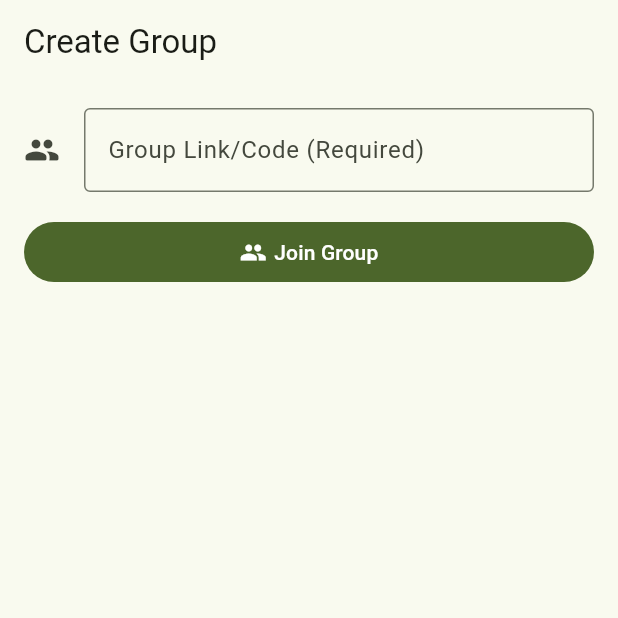
After one commit to phougt/HealthCord, a Flutter app: the JoinGroupScreen screen opened by its route, after a tap on "Join Group", on a phone screen of 412 x 824 dp, the top half of it. The commit adds this screen. Run offline on Flutter 3.47's test engine with Material 3 defaults, Android fonts, the phone set to English and light mode, and no system bars; our stand-ins replace dio, flutter_secure_storage, freezed_annotation, go_router, image_picker; accounts and stored records are empty; network calls fail.

Commit message:
Add join group functionality with UI and ViewModel integration

```diff
--- a/lib/configs/router_config.dart
+++ b/lib/configs/router_config.dart
@@ -3,10 +3,12 @@ import "package:family_health_record/repositories/auth/auth_repository.dart";
 import "package:family_health_record/repositories/group/group_repository.dart";
 import "package:family_health_record/screens/create_group_screen.dart";
 import "package:family_health_record/screens/home_screen.dart";
+import "package:family_health_record/screens/join_group_screen.dart";
 import "package:family_health_record/screens/login_screen.dart";
 import "package:family_health_record/screens/signup_screen.dart";
 import "package:family_health_record/screens/splash_screen.dart";
 import 'package:family_health_record/viewModels/create_group_viewmodel.dart';
+import "package:family_health_record/viewModels/join_group_viewmodel.dart";
 import "package:family_health_record/viewmodels/signup_viewmodel.dart";
 import "package:go_router/go_router.dart";
 import "package:image_picker/image_picker.dart";
@@ -76,6 +78,20 @@ final GoRouter rootRouter = GoRouter(
       },
       name: 'createGroupScreen',
     ),
+    GoRoute(
+      path: '/joinGroup',
+      builder: (context, state) {
+        return ChangeNotifierProvider(
+          create: (context) {
+            return JoinGroupViewModel(
+              groupRepository: context.read<GroupRepository>(),
+            );
+          },
+          child: const JoinGroupScreen(),
+        );
+      },
+      name: 'joinGroupScreen',
+    ),
   ],
   redirect: (context, state) {
     return null;
--- a/lib/repositories/group/api_group_repository.dart
+++ b/lib/repositories/group/api_group_repository.dart
@@ -85,4 +85,30 @@ class ApiGroupRepository extends GroupRepository {
       ApiError(message: 'An unexpected error occurred while creating group'),
     );
   }
+
+  @override
+  Future<Result<void>> joinGroup(String link) async {
+    try {
+      final response = await _dio.post(
+        '/invite-link',
+        data: {'invite_link': link},
+      );
+      if (response.statusCode == 200) {
+        return Result.ok(
+          data: null,
+          message: response.data['message'] ?? 'Joined group successfully',
+        );
+      } else if (response.statusCode == 401 || response.statusCode == 422) {
+        return Result.fail(ApiError.fromJson(response.data));
+      }
+    } catch (e) {
+      return Result.fail(
+        ApiError(message: 'An error occurred while joining group'),
+      );
+    }
+
+    return Result.fail(
+      ApiError(message: 'An unexpected error occurred while joining group'),
+    );
+  }
 }
--- a/lib/repositories/group/group_repository.dart
+++ b/lib/repositories/group/group_repository.dart
@@ -8,4 +8,5 @@ abstract class GroupRepository {
     String? description,
     String? groupProfile,
   });
+  Future<Result<void>> joinGroup(String link);
 }
--- /dev/null
+++ b/lib/screens/join_group_screen.dart
@@ -0,0 +1,60 @@
+import 'package:family_health_record/viewModels/join_group_viewmodel.dart';
+import 'package:flutter/material.dart';
+import 'package:go_router/go_router.dart';
+import 'package:provider/provider.dart';
+
+class JoinGroupScreen extends StatelessWidget {
+  const JoinGroupScreen({super.key});
+
+  @override
+  Widget build(BuildContext context) {
+    final viewModel = context.watch<JoinGroupViewModel>();
+    final errors = viewModel.errors['errors'] ?? {};
+    final message = viewModel.errors['message'] ?? '';
+
+    return Scaffold(
+      appBar: AppBar(title: const Text('Create Group')),
+      body: SingleChildScrollView(
+        child: Padding(
+          padding: const EdgeInsets.all(16.0),
+          child: Column(
+            spacing: 16.0,
+            mainAxisAlignment: MainAxisAlignment.center,
+            crossAxisAlignment: CrossAxisAlignment.stretch,
+            children: [
+              TextField(
+                controller: viewModel.groupLinkController,
+                decoration: InputDecoration(
+                  icon: const Icon(Icons.group_rounded),
+                  border: OutlineInputBorder(),
+                  labelText: 'Group Link/Code (Required)',
+                  errorText: errors['invite_link']?[0].toString(),
+                ),
+              ),
+              FilledButton(
+                onPressed: () async {
+                  if (await viewModel.joinGroup()) {
+                    if (!context.mounted) return;
+                    ScaffoldMessenger.of(context).showSnackBar(
+                      const SnackBar(content: Text('Join group successfully!')),
+                    );
+
+                    Future.delayed(const Duration(seconds: 3), () {
+                      if (!context.mounted) return;
+                      context.pop();
+                    });
+                  }
+                },
+                child: Row(
+                  spacing: 5,
+                  mainAxisAlignment: MainAxisAlignment.center,
+                  children: const [Icon(Icons.group), Text('Join Group')],
+                ),
+              ),
+            ],
+          ),
+        ),
+      ),
+    );
+  }
+}
--- /dev/null
+++ b/lib/viewModels/join_group_viewmodel.dart
@@ -0,0 +1,33 @@
+import 'package:family_health_record/repositories/group/group_repository.dart';
+import 'package:flutter/material.dart';
+
+class JoinGroupViewModel extends ChangeNotifier {
+  final TextEditingController groupLinkController = TextEditingController();
+  Map<String, dynamic> errors = {};
+  bool isLoading = false;
+  final GroupRepository _groupRepository;
+
+  JoinGroupViewModel({required GroupRepository groupRepository})
+    : _groupRepository = groupRepository;
+
+  Future<bool> joinGroup() async {
+    errors = {};
+    isLoading = true;
+    notifyListeners();
+
+    final groupLink = groupLinkController.text;
+
+    final result = await _groupRepository.joinGroup(groupLink);
+
+    if (result.isSuccessful) {
+      isLoading = false;
+      notifyListeners();
+      return true;
+    }
+
+    errors = result.error?.toJson() ?? {};
+    isLoading = false;
+    notifyListeners();
+    return false;
+  }
+}
```
